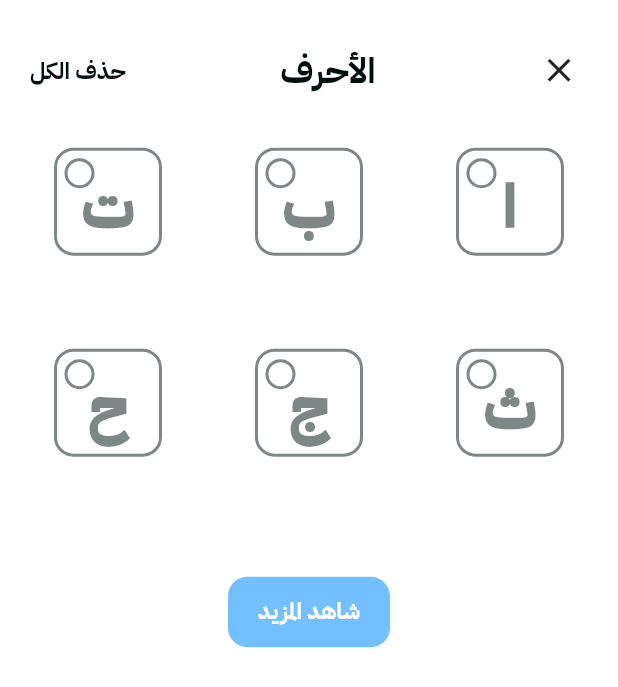
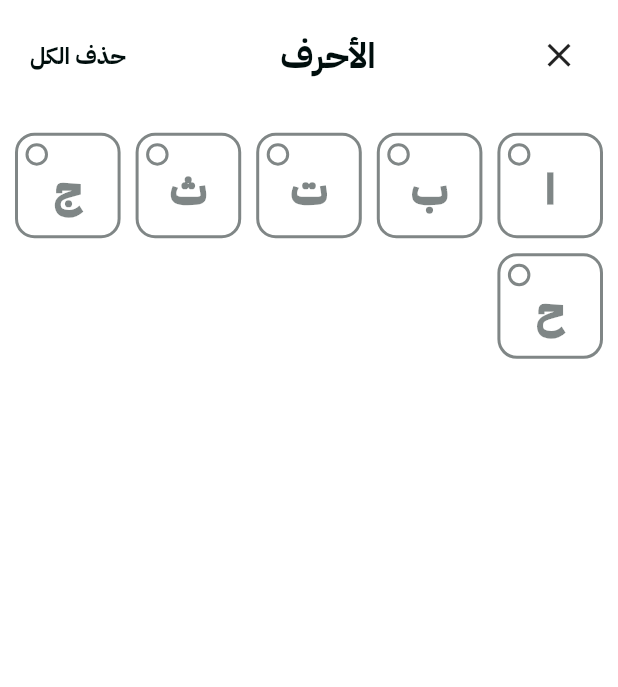
Before and after one commit to mohammadmaree/balawi_app, a Flutter app: the SearchFilterButtonSheet widget shown alone on an empty page, opened directly, on a phone screen of 412 x 824 dp. Shown: the top 687 px of the screen. Run offline on Flutter 3.47's test engine with Material 3 defaults, Android fonts, the phone set to English and light mode, and no system bars; our stand-ins replace dio, dropdown_button2, easy_localization, flutter_svg, get, shared_preferences; accounts and stored records are empty; network calls fail.

Commit message:
Refactor letter item layout and sheet UI tweaks
Move AnimatedContainer to be the direct child (remove wrapping Column) and simplify LetterItem layout: comment out explicit height/width, reduce letter font sizes (45/40 -> 35/28), shrink selection indicator (20->15) and adjust styling/spacing. In search_filter_button_sheet, comment out hard height, reduce top padding, replace ListView with Column(mainAxisSize: MainAxisSize.min) to let the sheet size to content, set grid crossAxisCount to 5 (fixed), and comment out the "show more/show less" button and extra spacing. These changes simplify the widget structure and adjust sizing for a more compact/consistent UI.

```diff
--- a/lib/features/customers/widgets/letter_item.dart
+++ b/lib/features/customers/widgets/letter_item.dart
@@ -16,12 +16,10 @@ class LetterItem extends StatelessWidget {
       onTap: () {
         function();
       },
-      child: Column(
-        children: [
-          AnimatedContainer(
+      child: AnimatedContainer(
         duration: Duration(milliseconds: 200),
-            height: UiResponsive.isTablet() ? 82.0 : 72.0,
-            width: UiResponsive.isTablet() ? 82.0 : 72.0,
+        // height: UiResponsive.isTablet() ? 82.0 : 72.0,
+        // width: UiResponsive.isTablet() ? 82.0 : 72.0,
         decoration: BoxDecoration(
           color: (letter.selected ?? false)
               ? Color(0xFFd9f1fa)
@@ -55,7 +53,7 @@ class LetterItem extends StatelessWidget {
                     color: (letter.selected ?? false)
                         ? PrimaryColors.blue
                         : PrimaryColors.black.withValues(alpha: 0.5),
-                        fontSize: UiResponsive.isTablet() ? 45.0 : 40.0,
+                    fontSize: UiResponsive.isTablet() ? 35.0 : 28.0,
                     fontWeight: FontWeight.w900,
                   ),
                   textAlign: TextAlign.center,
@@ -63,8 +61,8 @@ class LetterItem extends StatelessWidget {
               ),
             ),
             Container(
-                  width: 20.0,
-                  height: 20.0,
+              width: 15.0,
+              height: 15.0,
               margin: EdgeInsets.symmetric(horizontal: 5.0, vertical: 5.0),
               padding: EdgeInsets.all(2.5),
               decoration: BoxDecoration(
@@ -88,8 +86,6 @@ class LetterItem extends StatelessWidget {
           ],
         ),
       ),
-        ],
-      ),
     );
   }
 }
--- a/lib/features/customers/widgets/search_filter_button_sheet.dart
+++ b/lib/features/customers/widgets/search_filter_button_sheet.dart
@@ -17,9 +17,9 @@ class SearchFilterButtonSheet extends StatelessWidget {
       builder: (_) {
         return Container(
           // height: UiResponsive.screenHeight!*0.88,
-          height: UiResponsive.screenHeight! * 0.85,
+          //height: UiResponsive.screenHeight! * 0.85,
           padding: const EdgeInsets.only(
-            top: 26.0,
+            top: 16.0,
             left: 10.0,
             right: 10.0,
             bottom: 15.0,
@@ -31,7 +31,8 @@ class SearchFilterButtonSheet extends StatelessWidget {
               topRight: Radius.circular(40),
             ),
           ),
-          child: ListView(
+          child: Column(
+            mainAxisSize: MainAxisSize.min,
             //   crossAxisAlignment: CrossAxisAlignment.center,
             children: [
               Padding(
@@ -85,9 +86,7 @@ class SearchFilterButtonSheet extends StatelessWidget {
                 shrinkWrap: true,
                 physics: BouncingScrollPhysics(),
                 gridDelegate: SliverGridDelegateWithFixedCrossAxisCount(
-                  crossAxisCount: UiResponsive.isTablet()
-                      ? 5
-                      : 3, // Number of items per row
+                  crossAxisCount: 5, // عرض 6 أحرف في كل سطر
                   crossAxisSpacing: 10.0,
                   mainAxisSpacing: 10.0,
                   childAspectRatio:
@@ -108,36 +107,36 @@ class SearchFilterButtonSheet extends StatelessWidget {
                 },
               ),
               const SizedBox(height: 28.0),
-              Row(
-                mainAxisAlignment: MainAxisAlignment.center,
-                children: [
-                  GestureDetector(
-                    onTap: () {
-                      customerController.changeShowAllReadingLevel();
-                    },
-                    child: Container(
-                      padding: EdgeInsets.symmetric(
-                        vertical: 12.0,
-                        horizontal: 20.0,
-                      ),
-                      decoration: BoxDecoration(
-                        borderRadius: BorderRadius.circular(13.0),
-                        color: PrimaryColors.blue,
-                      ),
-                      child: BuildDefaultText(
-                        text: customerController.showAllReadingLevel
-                            ? LanguageKeys.showLess
-                            : LanguageKeys.showMore,
-                        color: PrimaryColors.white,
-                        fontSize: UiResponsive.dimension_14,
-                        fontWeight: FontWeight.bold,
-                        height: 1.5,
-                      ),
-                    ),
-                  ),
-                ],
-              ),
-              const SizedBox(height: 30.0),
+              // Row(
+              //   mainAxisAlignment: MainAxisAlignment.center,
+              //   children: [
+              //     GestureDetector(
+              //       onTap: () {
+              //         customerController.changeShowAllReadingLevel();
+              //       },
+              //       child: Container(
+              //         padding: EdgeInsets.symmetric(
+              //           vertical: 12.0,
+              //           horizontal: 20.0,
+              //         ),
+              //         decoration: BoxDecoration(
+              //           borderRadius: BorderRadius.circular(13.0),
+              //           color: PrimaryColors.blue,
+              //         ),
+              //         child: BuildDefaultText(
+              //           text: customerController.showAllReadingLevel
+              //               ? LanguageKeys.showLess
+              //               : LanguageKeys.showMore,
+              //           color: PrimaryColors.white,
+              //           fontSize: UiResponsive.dimension_14,
+              //           fontWeight: FontWeight.bold,
+              //           height: 1.5,
+              //         ),
+              //       ),
+              //     ),
+              //   ],
+              // ),
+              // const SizedBox(height: 30.0),
             ],
           ),
         );
```
Lines whose indentation alone changed are shown as unchanged.
